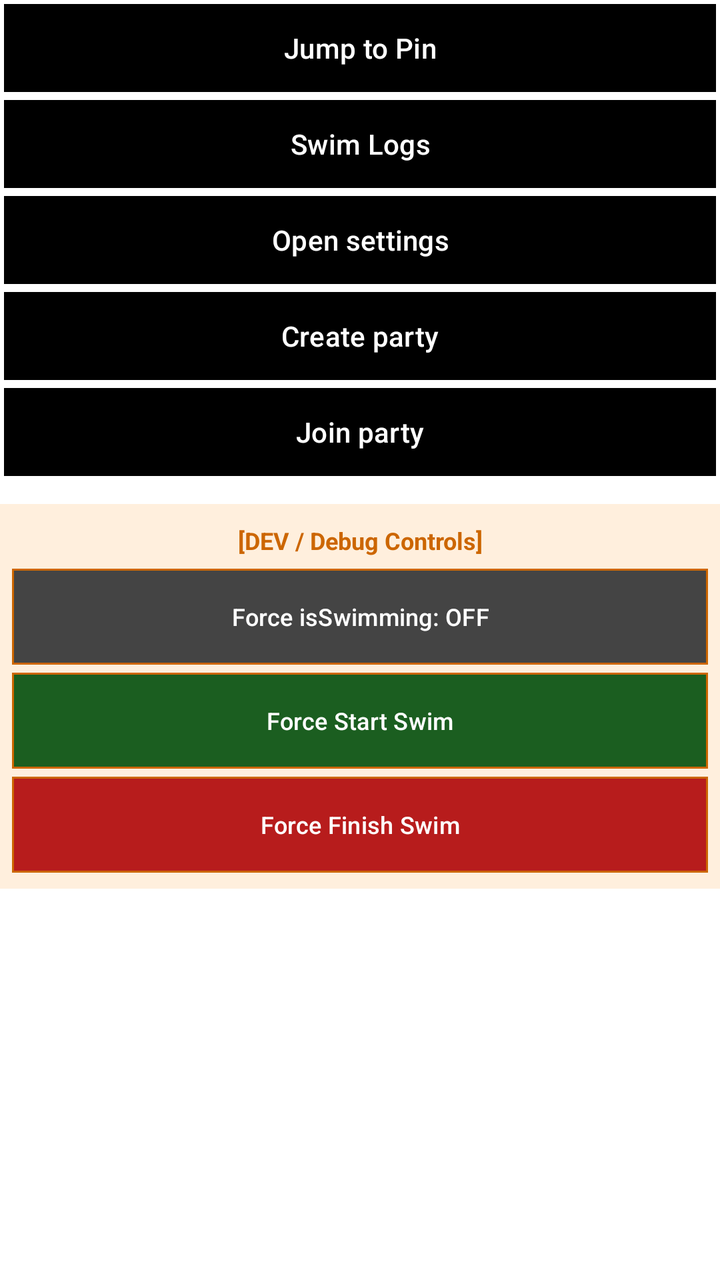
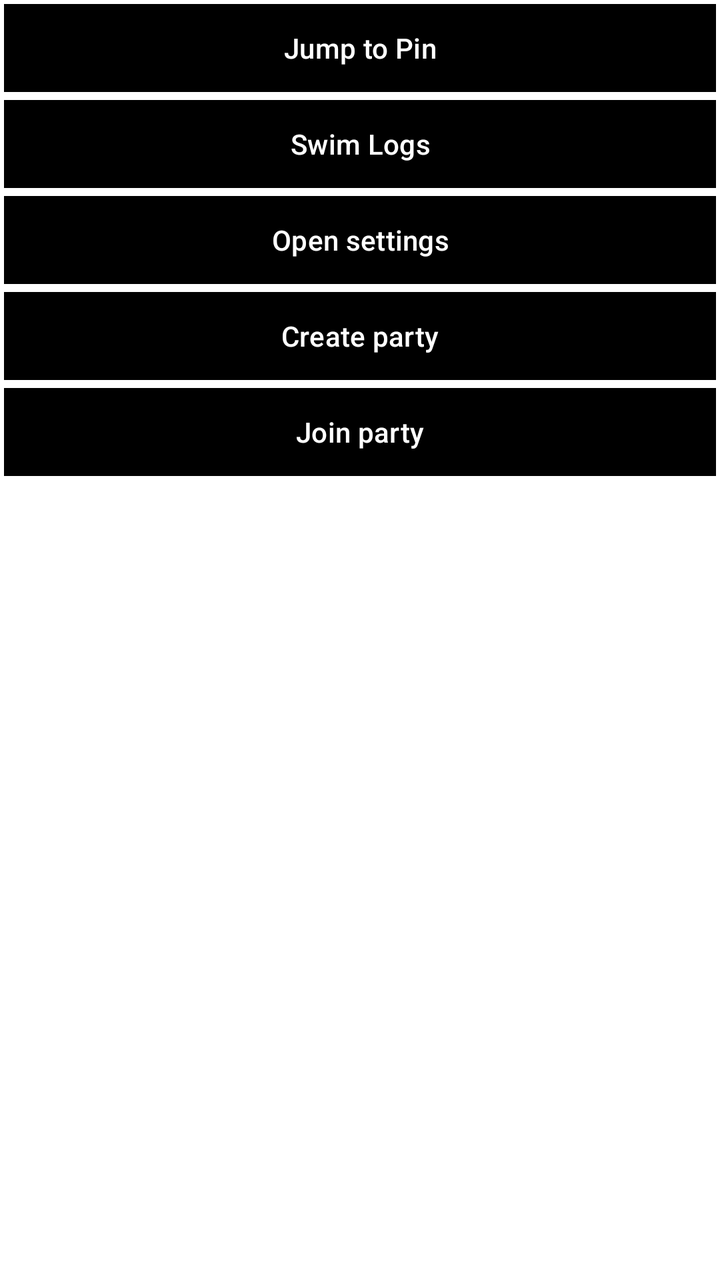

The first picture is an Android layout as it rendered before a commit; the second is the same layout after the commit. The layout source and the unified diff follow.
<!-- AndroidManifest.xml: application theme Theme.BiwaSwim -->
<!-- res/layout/side_menu.xml -->
<?xml version="1.0" encoding="utf-8"?>
<LinearLayout xmlns:android="http://schemas.android.com/apk/res/android"
    xmlns:app="http://schemas.android.com/apk/res-auto"
    android:id="@+id/sideMenu"
    android:layout_width="match_parent"
    android:layout_height="match_parent"
    android:orientation="vertical"
    android:background="#ffffffff">

    <ScrollView
        android:layout_width="match_parent"
        android:layout_height="match_parent"
        android:fillViewport="true">

        <LinearLayout
            android:layout_width="match_parent"
            android:layout_height="wrap_content"
            android:orientation="vertical">

            <LinearLayout
                android:id="@+id/partyMembersLayout"
                android:layout_width="match_parent"
                android:layout_height="wrap_content"
                android:orientation="vertical"
                android:visibility="gone"
                android:background="#D9002B66"
                android:padding="6dp">

                <TextView
                    android:id="@+id/partyMemberHeader"
                    android:layout_width="match_parent"
                    android:layout_height="wrap_content"
                    android:text=""
                    android:textSize="18sp"
                    android:textStyle="bold"
                    android:textColor="@color/white"
                    android:paddingBottom="4dp"/>

                <LinearLayout
                    android:id="@+id/partyMemberList"
                    android:layout_width="match_parent"
                    android:layout_height="wrap_content"
                    android:orientation="vertical"/>
            </LinearLayout>

            <Button
                android:id="@+id/jumpToMarker"
                android:layout_width="match_parent"
                android:layout_height="wrap_content"
                android:layout_margin="0dp"
                android:insetLeft="0dp"
                android:insetTop="0dp"
                android:insetRight="0dp"
                android:insetBottom="0dp"
                android:padding="12dp"
                android:text="@string/jump_to_marker"
                android:textColor="@color/white"
                app:backgroundTint="@color/black"
                app:cornerRadius="0dp"
                app:strokeColor="@color/white"
                app:strokeWidth="2dp" />

            <Button
                android:id="@+id/openSwimLogs"
                android:layout_width="match_parent"
                android:layout_height="wrap_content"
                android:layout_margin="0dp"
                android:insetLeft="0dp"
                android:insetTop="0dp"
                android:insetRight="0dp"
                android:insetBottom="0dp"
                android:padding="12dp"
                android:text="@string/swim_logs"
                android:textColor="@color/white"
                app:backgroundTint="@color/black"
                app:cornerRadius="0dp"
                app:strokeColor="@color/white"
                app:strokeWidth="2dp" />

            <Button
                android:id="@+id/openSettings"
                android:layout_width="match_parent"
                android:layout_height="wrap_content"
                android:textColor="@color/white"
                app:backgroundTint="@color/black"
                app:strokeColor="@color/white"
                app:strokeWidth="2dp"
                app:cornerRadius="0dp"
                android:padding="12dp"
                android:layout_margin="0dp"
                android:text="@string/open_settings"
                android:insetLeft="0dp"
                android:insetTop="0dp"
                android:insetRight="0dp"
                android:insetBottom="0dp"/>

            <Button
                android:id="@+id/createParty"
                android:layout_width="match_parent"
                android:layout_height="wrap_content"
                android:textColor="@color/white"
                app:backgroundTint="@color/black"
                app:strokeColor="@color/white"
                app:strokeWidth="2dp"
                app:cornerRadius="0dp"
                android:padding="12dp"
                android:layout_margin="0dp"
                android:text="@string/create_party"
                android:insetLeft="0dp"
                android:insetTop="0dp"
                android:insetRight="0dp"
                android:insetBottom="0dp"/>

            <Button
                android:id="@+id/joinParty"
                android:layout_width="match_parent"
                android:layout_height="wrap_content"
                android:textColor="@color/white"
                app:backgroundTint="@color/black"
                app:strokeColor="@color/white"
                app:strokeWidth="2dp"
                app:cornerRadius="0dp"
                android:padding="12dp"
                android:layout_margin="0dp"
                android:text="@string/join_party"
                android:insetLeft="0dp"
                android:insetTop="0dp"
                android:insetRight="0dp"
                android:insetBottom="0dp"/>

            <Button
                android:id="@+id/inviteParty"
                android:layout_width="match_parent"
                android:layout_height="wrap_content"
                android:textColor="@color/white"
                app:backgroundTint="@color/black"
                app:strokeColor="@color/white"
                app:strokeWidth="2dp"
                app:cornerRadius="0dp"
                android:padding="12dp"
                android:layout_margin="0dp"
                android:text="@string/invite_party"
                android:insetLeft="0dp"
                android:insetTop="0dp"
                android:insetRight="0dp"
                android:insetBottom="0dp"
                android:visibility="gone"/>

            <Button
                android:id="@+id/leaveParty"
                android:layout_width="match_parent"
                android:layout_height="wrap_content"
                android:textColor="@color/white"
                app:backgroundTint="@color/black"
                app:strokeColor="@color/white"
                app:strokeWidth="2dp"
                app:cornerRadius="0dp"
                android:padding="12dp"
                android:layout_margin="0dp"
                android:text="@string/leave_party"
                android:insetLeft="0dp"
                android:insetTop="0dp"
                android:insetRight="0dp"
                android:insetBottom="0dp"
                android:visibility="gone"/>

            
            <LinearLayout
                android:id="@+id/debugMenuLayout"
                android:layout_width="match_parent"
                android:layout_height="wrap_content"
                android:orientation="vertical"
                android:layout_marginTop="12dp"
                android:layout_marginBottom="12dp"
                android:background="#22FF8800"
                android:padding="6dp"
                android:visibility="visible">

                <TextView
                    android:layout_width="match_parent"
                    android:layout_height="wrap_content"
                    android:text="@string/debug_header"
                    android:textColor="#CC6600"
                    android:textSize="12sp"
                    android:textStyle="bold"
                    android:gravity="center"
                    android:padding="4dp" />

                <Button
                    android:id="@+id/btnDebugToggleSwimming"
                    android:layout_width="match_parent"
                    android:layout_height="wrap_content"
                    android:textColor="@color/white"
                    app:backgroundTint="#FF444444"
                    app:strokeColor="#CC6600"
                    app:strokeWidth="1dp"
                    app:cornerRadius="0dp"
                    android:padding="10dp"
                    android:layout_marginTop="2dp"
                    android:layout_marginBottom="2dp"
                    android:textSize="12sp"
                    android:text="@string/debug_toggle_swim_off"
                    android:insetLeft="0dp"
                    android:insetTop="0dp"
                    android:insetRight="0dp"
                    android:insetBottom="0dp" />

                <Button
                    android:id="@+id/btnDebugStartSwim"
                    android:layout_width="match_parent"
                    android:layout_height="wrap_content"
                    android:textColor="@color/white"
                    app:backgroundTint="#FF1B5E20"
                    app:strokeColor="#CC6600"
                    app:strokeWidth="1dp"
                    app:cornerRadius="0dp"
                    android:padding="10dp"
                    android:layout_marginTop="2dp"
                    android:layout_marginBottom="2dp"
                    android:textSize="12sp"
                    android:text="@string/debug_start_swim"
                    android:insetLeft="0dp"
                    android:insetTop="0dp"
                    android:insetRight="0dp"
                    android:insetBottom="0dp" />

                <Button
                    android:id="@+id/btnDebugFinishSwim"
                    android:layout_width="match_parent"
                    android:layout_height="wrap_content"
                    android:textColor="@color/white"
                    app:backgroundTint="#FFB71C1C"
                    app:strokeColor="#CC6600"
                    app:strokeWidth="1dp"
                    app:cornerRadius="0dp"
                    android:padding="10dp"
                    android:layout_marginTop="2dp"
                    android:layout_marginBottom="2dp"
                    android:textSize="12sp"
                    android:text="@string/debug_finish_swim"
                    android:insetLeft="0dp"
                    android:insetTop="0dp"
                    android:insetRight="0dp"
                    android:insetBottom="0dp" />
            </LinearLayout>

        </LinearLayout>
    </ScrollView>
</LinearLayout>
<!-- resources referenced by this layout -->
<resources>
  <color name="black">#FF000000</color>
  <color name="white">#FFFFFFFF</color>
  <string name="create_party">Create party</string>
  <string name="debug_finish_swim">Force Finish Swim</string>
  <string name="debug_header">[DEV / Debug Controls]</string>
  <string name="debug_start_swim">Force Start Swim</string>
  <string name="debug_toggle_swim_off">Force isSwimming: OFF</string>
  <string name="invite_party">Invite to party</string>
  <string name="join_party">Join party</string>
  <string name="jump_to_marker">Jump to Pin</string>
  <string name="leave_party">Leave party</string>
  <string name="open_settings">Open settings</string>
  <string name="swim_logs">Swim Logs</string>
  <style name="Theme.BiwaSwim" parent="Base.Theme.BiwaSwim" />
  <style name="Base.Theme.BiwaSwim" parent="Theme.Material3.DayNight.NoActionBar">
          
          
      </style>
</resources>

<!-- the commit's change to res/layout/side_menu.xml (unified diff, before → after) -->
@@ -174,7 +174,7 @@
                 android:layout_marginBottom="12dp"
                 android:background="#22FF8800"
                 android:padding="6dp"
-                android:visibility="visible">
+                android:visibility="gone">
 
                 <TextView
                     android:layout_width="match_parent"
@@ -242,7 +242,72 @@
                     android:insetTop="0dp"
                     android:insetRight="0dp"
                     android:insetBottom="0dp" />
+
+                <View
+                    android:layout_width="match_parent"
+                    android:layout_height="1dp"
+                    android:layout_marginTop="6dp"
+                    android:layout_marginBottom="6dp"
+                    android:background="#66CC6600" />
+
+                <Button
+                    android:id="@+id/btnDebugTestEEW"
+                    android:layout_width="match_parent"
+                    android:layout_height="wrap_content"
+                    android:textColor="@color/white"
+                    app:backgroundTint="#FFD84315"
+                    app:strokeColor="#CC6600"
+                    app:strokeWidth="1dp"
+                    app:cornerRadius="0dp"
+                    android:padding="10dp"
+                    android:layout_marginTop="2dp"
+                    android:layout_marginBottom="2dp"
+                    android:textSize="12sp"
+                    android:text="@string/debug_test_eew"
+                    android:insetLeft="0dp"
+                    android:insetTop="0dp"
+                    android:insetRight="0dp"
+                    android:insetBottom="0dp" />
+
+                <Button
+                    android:id="@+id/btnDebugTestEEWStrong"
+                    android:layout_width="match_parent"
+                    android:layout_height="wrap_content"
+                    android:textColor="@color/white"
+                    app:backgroundTint="#FFB71C1C"
+                    app:strokeColor="#CC6600"
+                    app:strokeWidth="1dp"
+                    app:cornerRadius="0dp"
+                    android:padding="10dp"
+                    android:layout_marginTop="2dp"
+                    android:layout_marginBottom="2dp"
+                    android:textSize="12sp"
+                    android:text="@string/debug_test_eew_strong"
+                    android:insetLeft="0dp"
+                    android:insetTop="0dp"
+                    android:insetRight="0dp"
+                    android:insetBottom="0dp" />
+
+                <Button
+                    android:id="@+id/btnDebugTestQuake"
+                    android:layout_width="match_parent"
+                    android:layout_height="wrap_content"
+                    android:textColor="@color/white"
+                    app:backgroundTint="#FFF57C00"
+                    app:strokeColor="#CC6600"
+                    app:strokeWidth="1dp"
+                    app:cornerRadius="0dp"
+                    android:padding="10dp"
+                    android:layout_marginTop="2dp"
+                    android:layout_marginBottom="2dp"
+                    android:textSize="12sp"
+                    android:text="@string/debug_test_quake"
+                    android:insetLeft="0dp"
+                    android:insetTop="0dp"
+                    android:insetRight="0dp"
+                    android:insetBottom="0dp" />
             </LinearLayout>
+
 
         </LinearLayout>
     </ScrollView>
<!-- resource entries referenced after the edit -->
@@ -6,6 +6,9 @@
   <string name="debug_finish_swim">Force Finish Swim</string>
   <string name="debug_header">[DEV / Debug Controls]</string>
   <string name="debug_start_swim">Force Start Swim</string>
+  <string name="debug_test_eew">🚨 Test EEW (Intensity 4)</string>
+  <string name="debug_test_eew_strong">🚨 Test EEW (Intensity 6-)</string>
+  <string name="debug_test_quake">⚠️ Test Quake Info (Intensity 3)</string>
   <string name="debug_toggle_swim_off">Force isSwimming: OFF</string>
   <string name="invite_party">Invite to party</string>
   <string name="join_party">Join party</string>
